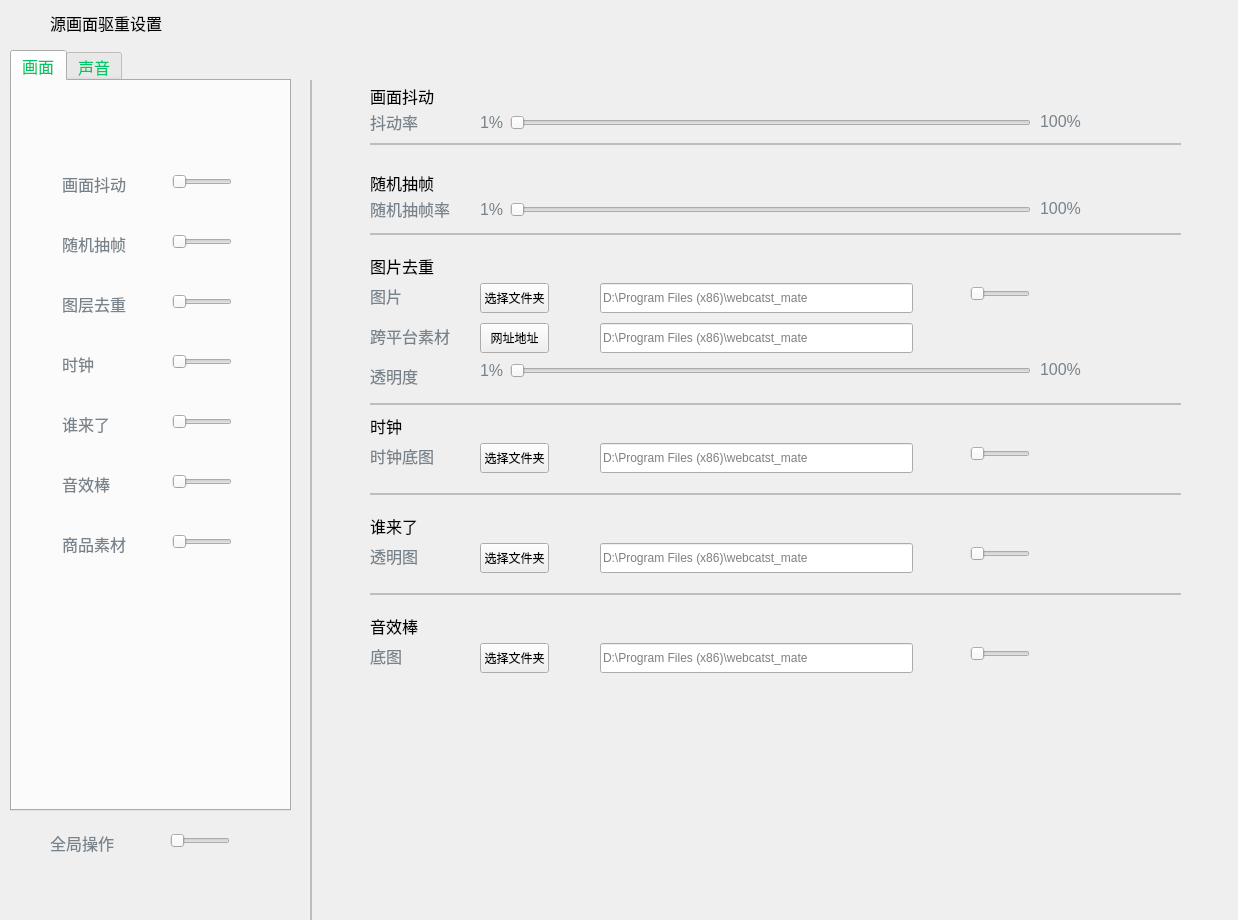
Above: UI/gbs/bizWidgets/GBSBizSettingLiveSourceDupRM.ui from huangjingpei/myobs before the change. Below: the same form after it.
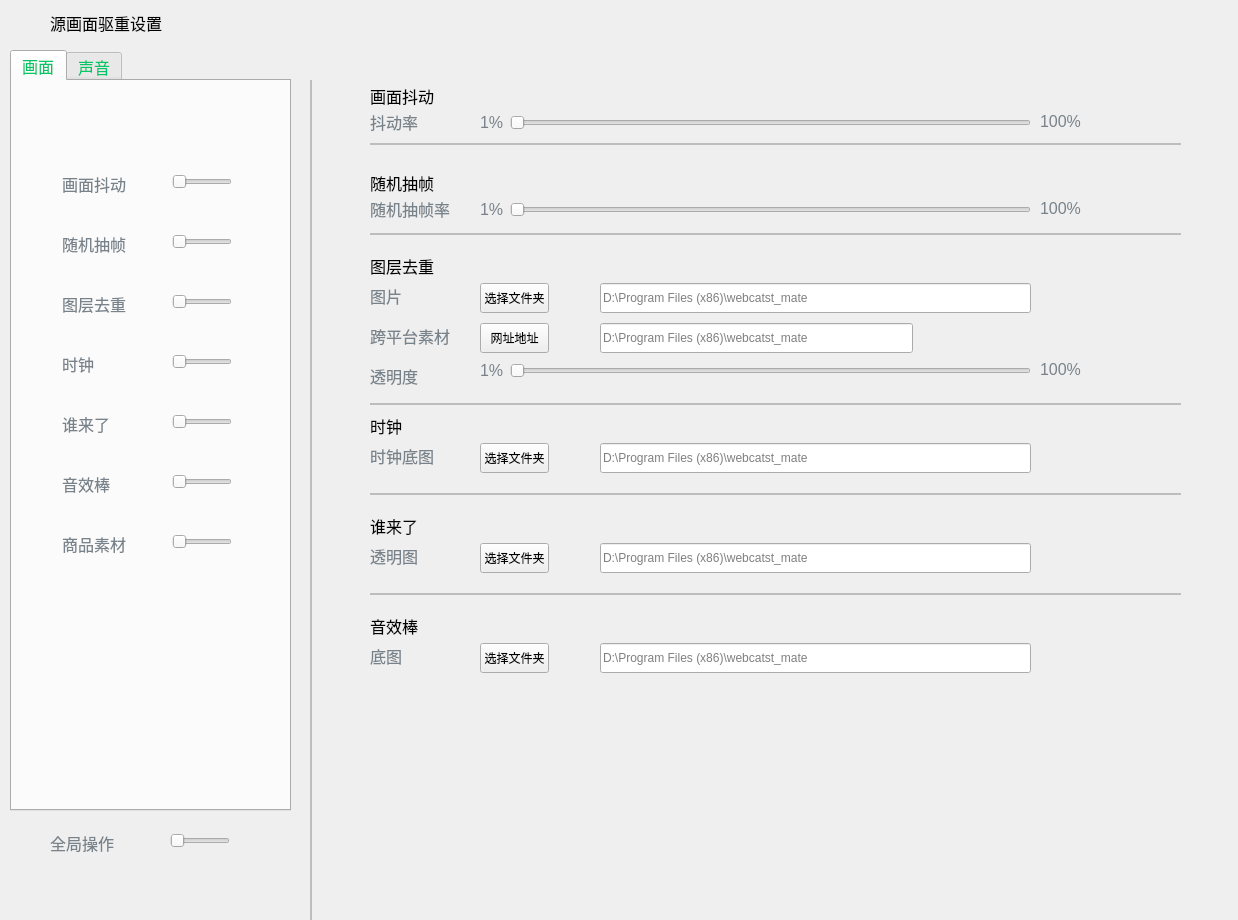
That is the form after the change. Custom widgets are drawn as their Qt base class.

```diff
--- a/UI/gbs/bizWidgets/GBSBizSettingLiveSourceDupRM.ui
+++ b/UI/gbs/bizWidgets/GBSBizSettingLiveSourceDupRM.ui
@@ -543,7 +543,7 @@
      <rect>
       <x>250</x>
       <y>363</y>
-      <width>313</width>
+      <width>431</width>
       <height>30</height>
      </rect>
     </property>
@@ -587,7 +587,7 @@
      <rect>
       <x>250</x>
       <y>563</y>
-      <width>313</width>
+      <width>431</width>
       <height>30</height>
      </rect>
     </property>
@@ -740,19 +740,6 @@
      <enum>QFrame::Shadow::Raised</enum>
     </property>
    </widget>
-   <widget class="EllipticalSlider" name="horizontalSlider_31">
-    <property name="geometry">
-     <rect>
-      <x>620</x>
-      <y>463</y>
-      <width>60</width>
-      <height>22</height>
-     </rect>
-    </property>
-    <property name="orientation">
-     <enum>Qt::Orientation::Horizontal</enum>
-    </property>
-   </widget>
    <widget class="QFrame" name="seprater1_9">
     <property name="geometry">
      <rect>
@@ -790,7 +777,7 @@
      <rect>
       <x>250</x>
       <y>463</y>
-      <width>313</width>
+      <width>431</width>
       <height>30</height>
      </rect>
     </property>
@@ -846,19 +833,6 @@
      <string>谁来了</string>
     </property>
    </widget>
-   <widget class="EllipticalSlider" name="horizontalSlider_34">
-    <property name="geometry">
-     <rect>
-      <x>620</x>
-      <y>363</y>
-      <width>60</width>
-      <height>22</height>
-     </rect>
-    </property>
-    <property name="orientation">
-     <enum>Qt::Orientation::Horizontal</enum>
-    </property>
-   </widget>
    <widget class="QFrame" name="seprater1_10">
     <property name="geometry">
      <rect>
@@ -969,25 +943,6 @@
      <string>选择文件夹</string>
     </property>
    </widget>
-   <widget class="EllipticalSlider" name="horizontalSlider_35">
-    <property name="geometry">
-     <rect>
-      <x>620</x>
-      <y>203</y>
-      <width>60</width>
-      <height>22</height>
-     </rect>
-    </property>
-    <property name="maximum">
-     <number>1</number>
-    </property>
-    <property name="value">
-     <number>0</number>
-    </property>
-    <property name="orientation">
-     <enum>Qt::Orientation::Horizontal</enum>
-    </property>
-   </widget>
    <widget class="EllipticalSliderExt" name="hsJittterSlider">
     <property name="geometry">
      <rect>
@@ -1015,7 +970,7 @@
 color:#000000</string>
     </property>
     <property name="text">
-     <string>图片去重</string>
+     <string>图层去重</string>
     </property>
    </widget>
    <widget class="QPushButton" name="pushButton_9">
@@ -1119,7 +1074,7 @@
      <rect>
       <x>250</x>
       <y>203</y>
-      <width>313</width>
+      <width>431</width>
       <height>30</height>
      </rect>
     </property>
@@ -1127,19 +1082,6 @@
      <string>D:\Program Files (x86)\webcatst_mate</string>
     </property>
    </widget>
-   <widget class="EllipticalSlider" name="horizontalSlider_37">
-    <property name="geometry">
-     <rect>
-      <x>620</x>
-      <y>563</y>
-      <width>60</width>
-      <height>22</height>
-     </rect>
-    </property>
-    <property name="orientation">
-     <enum>Qt::Orientation::Horizontal</enum>
-    </property>
-   </widget>
    <widget class="QLabel" name="label_64">
     <property name="geometry">
      <rect>
```
